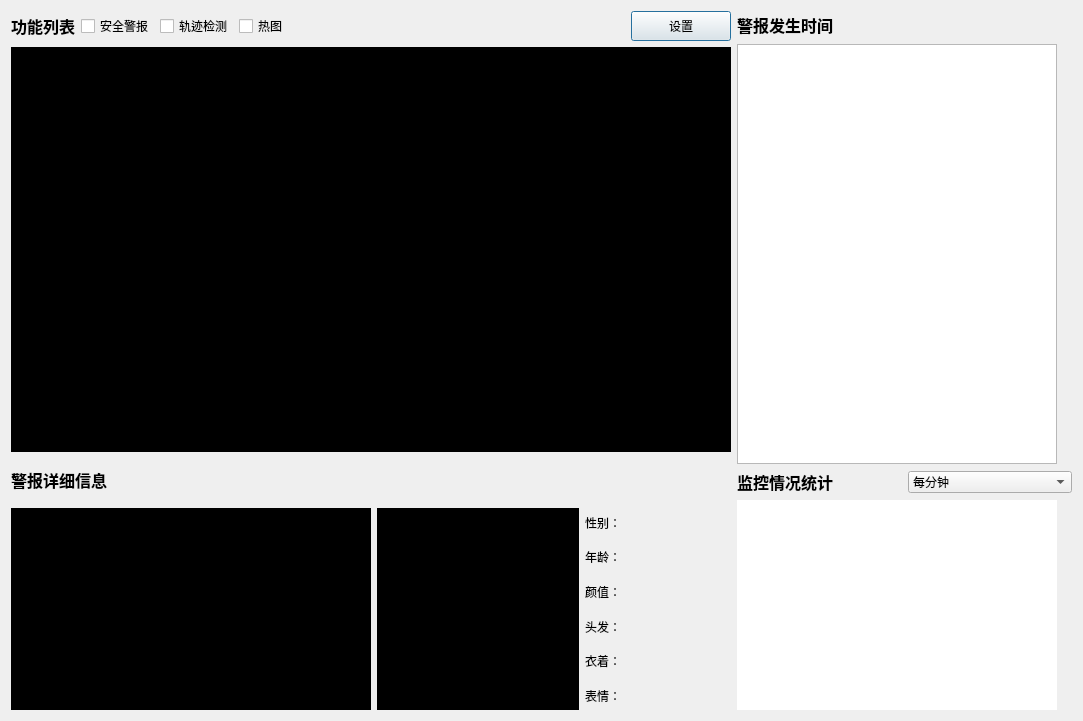
Qt form ui/vision_guard.ui (hza2002/VisionGuard) before a commit.
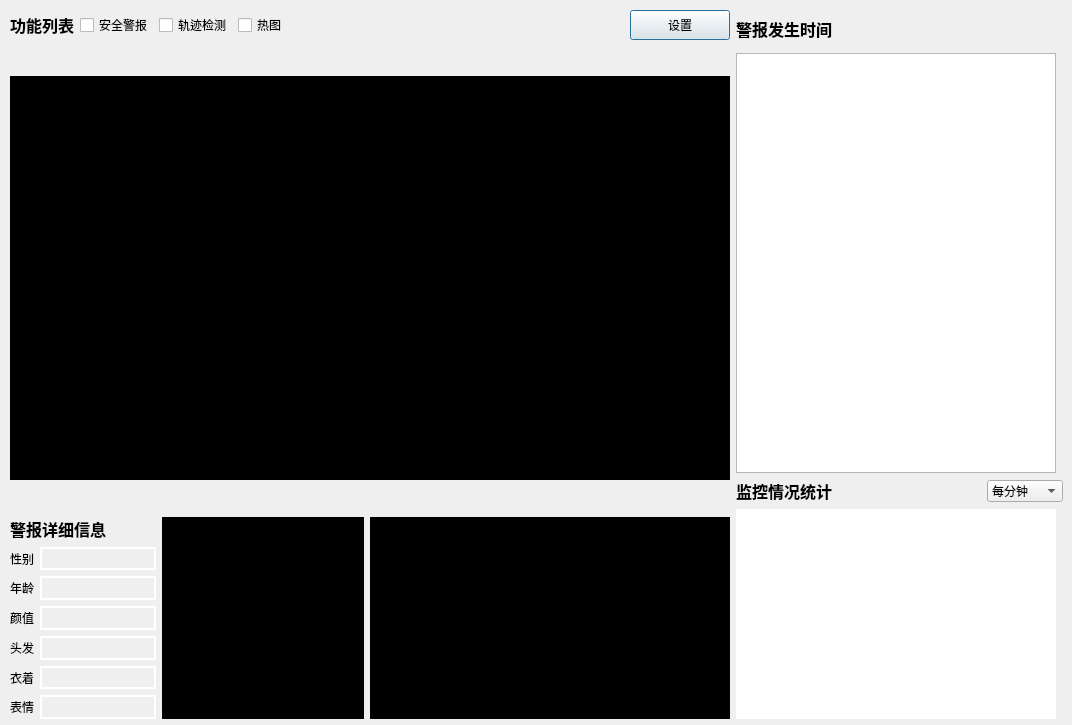
The same form after that commit.

Diff of the .ui file:
```diff
--- a/ui/vision_guard.ui
+++ b/ui/vision_guard.ui
@@ -6,20 +6,20 @@
    <rect>
     <x>0</x>
     <y>0</y>
-    <width>1083</width>
-    <height>721</height>
+    <width>1072</width>
+    <height>725</height>
    </rect>
   </property>
   <property name="minimumSize">
    <size>
-    <width>1083</width>
-    <height>721</height>
+    <width>1072</width>
+    <height>725</height>
    </size>
   </property>
   <property name="maximumSize">
    <size>
-    <width>1083</width>
-    <height>721</height>
+    <width>1072</width>
+    <height>725</height>
    </size>
   </property>
   <property name="sizeIncrement">
@@ -31,11 +31,18 @@
   <property name="windowTitle">
    <string>账户登录界面</string>
   </property>
-  <layout class="QGridLayout" name="gridLayout">
-   <item row="0" column="0">
-    <layout class="QHBoxLayout" name="horizontalLayout_4">
+  <widget class="QWidget" name="horizontalLayoutWidget_8">
+   <property name="geometry">
+    <rect>
+     <x>10</x>
+     <y>10</y>
+     <width>1053</width>
+     <height>709</height>
+    </rect>
+   </property>
+   <layout class="QHBoxLayout" name="horizontalLayout_11">
      <item>
-      <layout class="QVBoxLayout" name="verticalLayout">
+     <layout class="QVBoxLayout" name="verticalLayout_2" stretch="0,0,0,0,0">
        <item>
         <layout class="QHBoxLayout" name="horizontalLayout_10">
          <item>
@@ -121,18 +128,31 @@
          </item>
         </layout>
        </item>
+      <item>
+       <spacer name="verticalSpacer">
+        <property name="orientation">
+         <enum>Qt::Vertical</enum>
+        </property>
+        <property name="sizeHint" stdset="0">
+         <size>
+          <width>20</width>
+          <height>40</height>
+         </size>
+        </property>
+       </spacer>
+      </item>
        <item>
         <widget class="QLabel" name="video_screen">
          <property name="minimumSize">
           <size>
            <width>720</width>
-           <height>405</height>
+          <height>404</height>
           </size>
          </property>
          <property name="maximumSize">
           <size>
            <width>720</width>
-           <height>405</height>
+          <height>404</height>
           </size>
          </property>
          <property name="autoFillBackground">
@@ -150,7 +170,24 @@
         </widget>
        </item>
        <item>
-        <layout class="QHBoxLayout" name="horizontalLayout_3">
+       <spacer name="verticalSpacer_2">
+        <property name="orientation">
+         <enum>Qt::Vertical</enum>
+        </property>
+        <property name="sizeHint" stdset="0">
+         <size>
+          <width>20</width>
+          <height>40</height>
+         </size>
+        </property>
+       </spacer>
+      </item>
+      <item>
+       <layout class="QHBoxLayout" name="horizontalLayout_9">
+        <item>
+         <layout class="QVBoxLayout" name="verticalLayout">
+          <item>
+           <layout class="QHBoxLayout" name="horizontalLayout_3" stretch="0,1">
          <item>
           <widget class="QLabel" name="label_8">
            <property name="minimumSize">
@@ -186,150 +223,136 @@
         </layout>
        </item>
        <item>
-        <layout class="QVBoxLayout" name="verticalLayout_8">
-         <item>
-          <layout class="QHBoxLayout" name="horizontalLayout_2" stretch="3,2,0,1">
-           <item>
-            <widget class="QLabel" name="whole_img">
-             <property name="minimumSize">
-              <size>
-               <width>360</width>
-               <height>202</height>
-              </size>
-             </property>
-             <property name="maximumSize">
-              <size>
-               <width>360</width>
-               <height>202</height>
-              </size>
-             </property>
-             <property name="autoFillBackground">
-              <bool>false</bool>
-             </property>
-             <property name="styleSheet">
-              <string notr="true">background-color: rgb(0, 0, 0);</string>
-             </property>
-             <property name="frameShadow">
-              <enum>QFrame::Plain</enum>
-             </property>
-             <property name="text">
-              <string/>
-             </property>
-            </widget>
-           </item>
-           <item>
-            <widget class="QLabel" name="face_img">
-             <property name="minimumSize">
-              <size>
-               <width>202</width>
-               <height>202</height>
-              </size>
-             </property>
-             <property name="maximumSize">
-              <size>
-               <width>202</width>
-               <height>202</height>
-              </size>
-             </property>
-             <property name="autoFillBackground">
-              <bool>false</bool>
-             </property>
-             <property name="styleSheet">
-              <string notr="true">background-color: rgb(0, 0, 0);</string>
-             </property>
-             <property name="frameShadow">
-              <enum>QFrame::Plain</enum>
-             </property>
-             <property name="text">
-              <string/>
-             </property>
-            </widget>
-           </item>
-           <item>
-            <layout class="QVBoxLayout" name="verticalLayout_5">
+           <layout class="QHBoxLayout" name="horizontalLayout" stretch="0,1">
              <item>
               <widget class="QLabel" name="label_7">
                <property name="text">
-                <string>性别：</string>
+               <string>性别</string>
                </property>
               </widget>
              </item>
-             <item>
-              <widget class="QLabel" name="label_5">
-               <property name="text">
-                <string>年龄：</string>
-               </property>
-              </widget>
-             </item>
-             <item>
-              <widget class="QLabel" name="label">
-               <property name="text">
-                <string>颜值：</string>
-               </property>
-              </widget>
-             </item>
-             <item>
-              <widget class="QLabel" name="label_6">
-               <property name="text">
-                <string>头发：</string>
-               </property>
-              </widget>
-             </item>
-             <item>
-              <widget class="QLabel" name="label_9">
-               <property name="text">
-                <string>衣着：</string>
-               </property>
-              </widget>
-             </item>
-             <item>
-              <widget class="QLabel" name="label_2">
-               <property name="text">
-                <string>表情：</string>
-               </property>
-              </widget>
-             </item>
-            </layout>
-           </item>
-           <item>
-            <layout class="QVBoxLayout" name="verticalLayout_6">
              <item>
               <widget class="QLabel" name="gender">
+              <property name="styleSheet">
+               <string notr="true">border-width: 2px;
+border-style: solid;
+border-color: rgb(255, 255, 255);</string>
+              </property>
                <property name="text">
                 <string/>
+              </property>
+             </widget>
+            </item>
+           </layout>
+          </item>
+          <item>
+           <layout class="QHBoxLayout" name="horizontalLayout_2" stretch="0,1">
+            <item>
+             <widget class="QLabel" name="label_5">
+              <property name="text">
+               <string>年龄</string>
                </property>
               </widget>
              </item>
              <item>
               <widget class="QLabel" name="age">
+              <property name="styleSheet">
+               <string notr="true">border-width: 2px;
+border-style: solid;
+border-color: rgb(255, 255, 255);</string>
+              </property>
                <property name="text">
                 <string/>
+              </property>
+             </widget>
+            </item>
+           </layout>
+          </item>
+          <item>
+           <layout class="QHBoxLayout" name="horizontalLayout_4" stretch="0,1">
+            <item>
+             <widget class="QLabel" name="label">
+              <property name="text">
+               <string>颜值</string>
                </property>
               </widget>
              </item>
              <item>
               <widget class="QLabel" name="appearance">
+              <property name="styleSheet">
+               <string notr="true">border-width: 2px;
+border-style: solid;
+border-color: rgb(255, 255, 255);</string>
+              </property>
                <property name="text">
                 <string/>
+              </property>
+             </widget>
+            </item>
+           </layout>
+          </item>
+          <item>
+           <layout class="QHBoxLayout" name="horizontalLayout_6" stretch="0,1">
+            <item>
+             <widget class="QLabel" name="label_6">
+              <property name="text">
+               <string>头发</string>
                </property>
               </widget>
              </item>
              <item>
               <widget class="QLabel" name="hair">
+              <property name="styleSheet">
+               <string notr="true">border-width: 2px;
+border-style: solid;
+border-color: rgb(255, 255, 255);</string>
+              </property>
                <property name="text">
                 <string/>
+              </property>
+             </widget>
+            </item>
+           </layout>
+          </item>
+          <item>
+           <layout class="QHBoxLayout" name="horizontalLayout_7" stretch="0,1">
+            <item>
+             <widget class="QLabel" name="label_9">
+              <property name="text">
+               <string>衣着</string>
                </property>
               </widget>
              </item>
              <item>
               <widget class="QLabel" name="clothes">
+              <property name="styleSheet">
+               <string notr="true">border-width: 2px;
+border-style: solid;
+border-color: rgb(255, 255, 255);</string>
+              </property>
                <property name="text">
                 <string/>
+              </property>
+             </widget>
+            </item>
+           </layout>
+          </item>
+          <item>
+           <layout class="QHBoxLayout" name="horizontalLayout_8" stretch="0,1">
+            <item>
+             <widget class="QLabel" name="label_2">
+              <property name="text">
+               <string>表情</string>
                </property>
               </widget>
              </item>
              <item>
               <widget class="QLabel" name="expression">
+              <property name="styleSheet">
+               <string notr="true">border-width: 2px;
+border-style: solid;
+border-color: rgb(255, 255, 255);</string>
+              </property>
                <property name="text">
                 <string/>
                </property>
@@ -339,12 +362,66 @@
            </item>
           </layout>
          </item>
+        <item>
+         <widget class="QLabel" name="face_img">
+          <property name="minimumSize">
+           <size>
+            <width>202</width>
+            <height>202</height>
+           </size>
+          </property>
+          <property name="maximumSize">
+           <size>
+            <width>202</width>
+            <height>202</height>
+           </size>
+          </property>
+          <property name="autoFillBackground">
+           <bool>false</bool>
+          </property>
+          <property name="styleSheet">
+           <string notr="true">background-color: rgb(0, 0, 0);</string>
+          </property>
+          <property name="frameShadow">
+           <enum>QFrame::Plain</enum>
+          </property>
+          <property name="text">
+           <string/>
+          </property>
+         </widget>
+        </item>
+        <item>
+         <widget class="QLabel" name="whole_img">
+          <property name="minimumSize">
+           <size>
+            <width>360</width>
+            <height>202</height>
+           </size>
+          </property>
+          <property name="maximumSize">
+           <size>
+            <width>360</width>
+            <height>202</height>
+           </size>
+          </property>
+          <property name="autoFillBackground">
+           <bool>false</bool>
+          </property>
+          <property name="styleSheet">
+           <string notr="true">background-color: rgb(0, 0, 0);</string>
+          </property>
+          <property name="frameShadow">
+           <enum>QFrame::Plain</enum>
+          </property>
+          <property name="text">
+           <string/>
+          </property>
+         </widget>
+        </item>
         </layout>
        </item>
       </layout>
      </item>
-     <item>
-      <layout class="QVBoxLayout" name="verticalLayout_3" stretch="0">
        <item>
         <layout class="QVBoxLayout" name="verticalLayout_7" stretch="0,0,0,0">
          <item>
@@ -406,7 +483,7 @@
           </widget>
          </item>
          <item>
-          <layout class="QHBoxLayout" name="horizontalLayout_16" stretch="0,0">
+       <layout class="QHBoxLayout" name="horizontalLayout_16" stretch="0,0,0">
            <item>
             <widget class="QLabel" name="label_4">
              <property name="minimumSize">
@@ -426,8 +503,27 @@
              </property>
             </widget>
            </item>
+        <item>
+         <spacer name="horizontalSpacer_4">
+          <property name="orientation">
+           <enum>Qt::Horizontal</enum>
+          </property>
+          <property name="sizeHint" stdset="0">
+           <size>
+            <width>40</width>
+            <height>20</height>
+           </size>
+          </property>
+         </spacer>
+        </item>
            <item>
             <widget class="QComboBox" name="summary_type">
+          <property name="minimumSize">
+           <size>
+            <width>76</width>
+            <height>0</height>
+           </size>
+          </property>
              <item>
               <property name="text">
                <string>每分钟</string>
@@ -490,10 +586,7 @@
         </layout>
        </item>
       </layout>
-     </item>
-    </layout>
-   </item>
-  </layout>
+  </widget>
  </widget>
  <resources/>
  <connections/>
```
Lines whose indentation alone changed are shown as unchanged.
